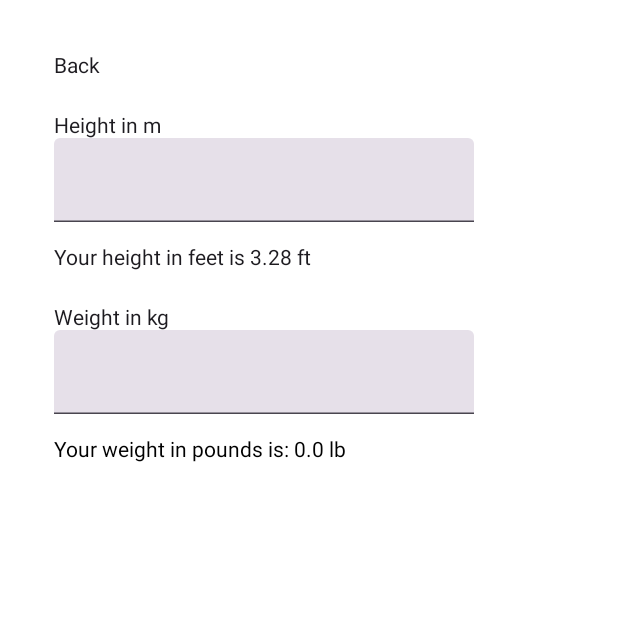
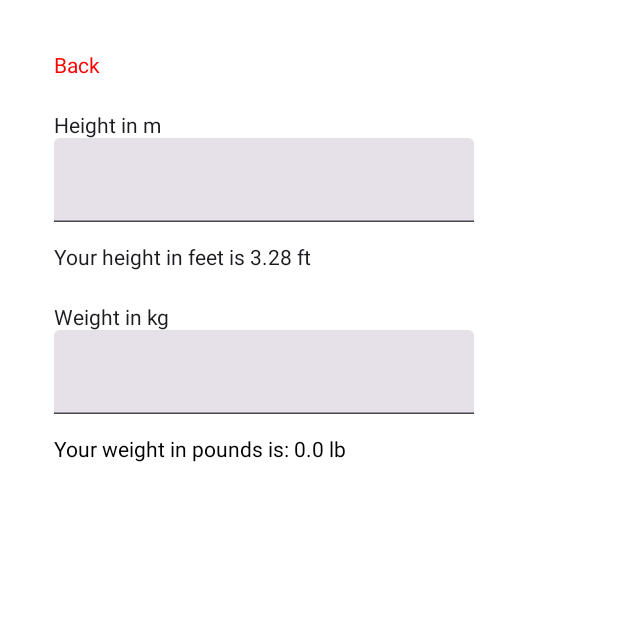
Before and after one commit to nicolegeorgieva/weight-tracker-android, an Android app built with Jetpack Compose: the screen it shows after launch (MainActivity), after a tap on "Convert units", on a phone screen of 412 x 824 dp, the top half of it. Run offline under Robolectric (Android 15) with nearby library versions, the light colour scheme and no system bars.

Commit message:
Style Back button

```diff
--- a/app/src/main/java/com/weighttracker/component/BackButton.kt
+++ b/app/src/main/java/com/weighttracker/component/BackButton.kt
@@ -5,6 +5,7 @@ import androidx.compose.foundation.clickable
 import androidx.compose.material3.Text
 import androidx.compose.runtime.Composable
 import androidx.compose.ui.Modifier
+import androidx.compose.ui.graphics.Color
 import com.weighttracker.Screens
 import com.weighttracker.navigateTo
 
@@ -14,7 +15,8 @@ fun BackButton(screens: Screens) {
         text = "Back",
         modifier = Modifier.clickable {
             navigateTo(screens)
-        }
+        },
+        color = Color.Red
     )
     BackHandler {
         navigateTo(screens)
```
